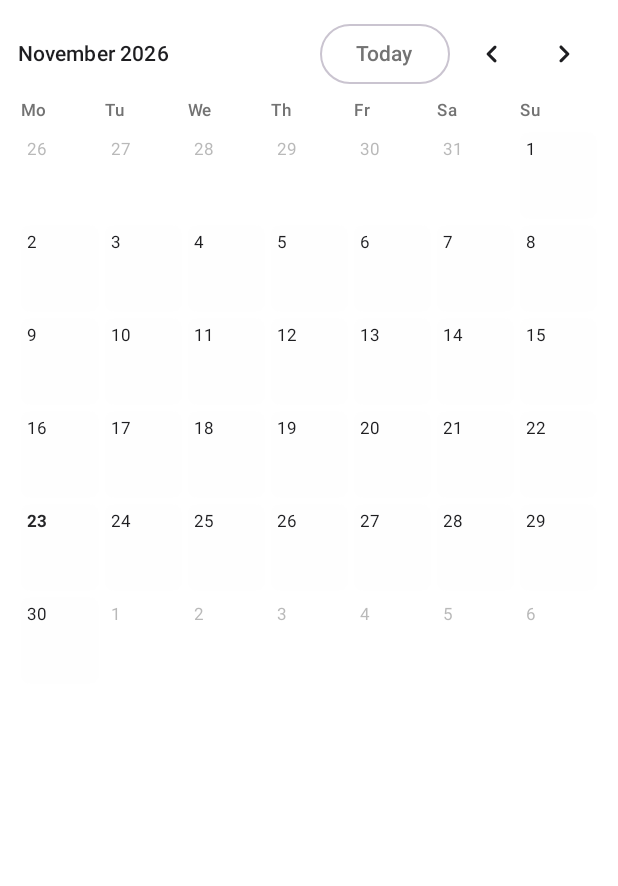
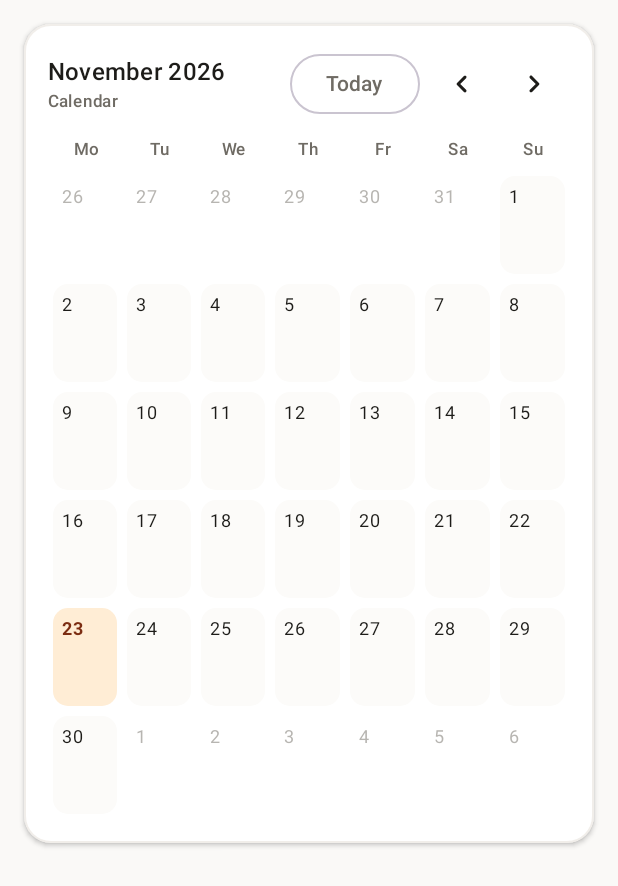
Before and after one commit to thelincof/nanobot-claw-assist, an Android app built with Jetpack Compose: the composable CalendarView called with empty values, on a phone screen of 412 x 824 dp. Shown: the top 886 px of the screen. Run offline under Robolectric (Android 15) with nearby library versions, the phone set to English and light mode, and no system bars; our stand-ins replace Compose Multiplatform resources.

Commit message:
style: orange design system, cleaner messages, sidebar and calendar polish

```diff
--- a/composeApp/src/commonMain/kotlin/com/nanobot/client/ui/AutomationsScreen.kt
+++ b/composeApp/src/commonMain/kotlin/com/nanobot/client/ui/AutomationsScreen.kt
@@ -1,5 +1,6 @@
 package com.nanobot.client.ui
 
+import androidx.compose.foundation.BorderStroke
 import androidx.compose.foundation.background
 import androidx.compose.foundation.clickable
 import androidx.compose.foundation.isSystemInDarkTheme
@@ -492,14 +493,31 @@ private fun CalendarView(
     }
     val cells = AutomationCalendar.monthGrid(month)
 
-    Column(Modifier.fillMaxSize().verticalScroll(rememberScrollState()).padding(12.dp)) {
+    Box(
+        Modifier.fillMaxSize().verticalScroll(rememberScrollState()).padding(16.dp),
+        contentAlignment = Alignment.TopCenter,
+    ) {
+        Surface(
+            shape = RoundedCornerShape(18.dp),
+            color = MaterialTheme.colorScheme.surface,
+            border = BorderStroke(1.dp, MaterialTheme.colorScheme.outline.copy(alpha = 0.55f)),
+            shadowElevation = 2.dp,
+            modifier = Modifier.fillMaxWidth().widthIn(max = 780.dp),
+        ) {
+            Column(Modifier.padding(16.dp)) {
                 Row(Modifier.fillMaxWidth(), verticalAlignment = Alignment.CenterVertically) {
+                    Column(Modifier.weight(1f)) {
                         Text(
                             "${monthName(month.monthNumber)} ${month.year}",
-                style = MaterialTheme.typography.titleSmall,
+                            style = MaterialTheme.typography.titleMedium,
                             fontWeight = FontWeight.SemiBold,
-                modifier = Modifier.weight(1f),
                         )
+                        Text(
+                            stringResource(Res.string.automations_calendar),
+                            style = MaterialTheme.typography.labelSmall,
+                            color = MaterialTheme.colorScheme.onSurfaceVariant,
+                        )
+                    }
                     OutlinedButton(onClick = { month = LocalDate(today.year, today.month, 1) }) {
                         Text(stringResource(Res.string.automations_today))
                     }
@@ -511,18 +529,19 @@ private fun CalendarView(
                         Icon(Icons.Rounded.ChevronRight, contentDescription = stringResource(Res.string.automations_next_month))
                     }
                 }
-        Spacer(Modifier.height(6.dp))
+                Spacer(Modifier.height(12.dp))
                 Row(Modifier.fillMaxWidth()) {
                     weekdayLabels().forEach { label ->
                         Text(
                             label,
                             style = MaterialTheme.typography.labelSmall,
                             color = MaterialTheme.colorScheme.onSurfaceVariant,
+                            textAlign = androidx.compose.ui.text.style.TextAlign.Center,
                             modifier = Modifier.weight(1f).padding(horizontal = 2.dp),
                         )
                     }
                 }
-        Spacer(Modifier.height(4.dp))
+                Spacer(Modifier.height(6.dp))
                 cells.chunked(7).forEach { week ->
                     Row(Modifier.fillMaxWidth()) {
                         week.forEach { date ->
@@ -535,6 +554,8 @@ private fun CalendarView(
                                 modifier = Modifier.weight(1f),
                                 onOpenDay = onOpenDay,
                             )
+                        }
+                    }
                 }
             }
         }
@@ -554,21 +575,24 @@ private fun DayCell(
     val groups = entries.groupBy { it.job.id }.values.toList()
     Column(
         modifier
-            .heightIn(min = 62.dp)
-            .padding(2.dp)
+            .heightIn(min = 72.dp)
+            .padding(3.dp)
             .background(
-                if (inMonth) MaterialTheme.colorScheme.surfaceVariant.copy(alpha = 0.15f)
-                else MaterialTheme.colorScheme.surfaceVariant.copy(alpha = 0.05f),
-                RoundedCornerShape(6.dp),
+                when {
+                    isToday -> MaterialTheme.colorScheme.primaryContainer
+                    inMonth -> MaterialTheme.colorScheme.surfaceContainerLow
+                    else -> Color.Transparent
+                },
+                RoundedCornerShape(10.dp),
             )
             .clickable(enabled = entries.isNotEmpty()) { onOpenDay(date, entries) }
-            .padding(4.dp),
+            .padding(6.dp),
     ) {
         Text(
             date.dayOfMonth.toString(),
-            style = MaterialTheme.typography.labelSmall,
+            style = MaterialTheme.typography.labelMedium,
             color = when {
-                isToday -> MaterialTheme.colorScheme.primary
+                isToday -> MaterialTheme.colorScheme.onPrimaryContainer
                 inMonth -> MaterialTheme.colorScheme.onSurface
                 else -> MaterialTheme.colorScheme.onSurfaceVariant.copy(alpha = 0.5f)
             },
--- a/composeApp/src/commonMain/kotlin/com/nanobot/client/ui/ChatComposer.kt
+++ b/composeApp/src/commonMain/kotlin/com/nanobot/client/ui/ChatComposer.kt
@@ -215,13 +215,13 @@ fun ChatComposer(
                     Surface(
                         shape = RoundedCornerShape(22.dp),
                         color = if (goalActive) {
-                            Color(0xFF3B82F6).copy(alpha = 0.08f)
+                            scheme.primary.copy(alpha = 0.08f)
                         } else {
-                            LocalWebUiColors.current.popover
+                            MaterialTheme.colorScheme.surface
                         },
                         border = BorderStroke(
                             if (goalActive) 1.5.dp else 1.dp,
-                            if (goalActive) Color(0xFF3B82F6) else scheme.outline,
+                            if (goalActive) scheme.primary else scheme.outline,
                         ),
                         shadowElevation = if (goalActive) 5.dp else 3.dp,
                         modifier = Modifier.fillMaxWidth(),
--- a/composeApp/src/commonMain/kotlin/com/nanobot/client/ui/Theme.kt
+++ b/composeApp/src/commonMain/kotlin/com/nanobot/client/ui/Theme.kt
@@ -15,63 +15,63 @@ import androidx.compose.ui.graphics.Color
  * Light: :root, Dark: .dark.
  */
 private val LightColors = lightColorScheme(
-    primary = Color(0xFF262628),          // --primary: 240 4% 16%
-    onPrimary = Color(0xFFFAFAFA),        // --primary-foreground: 0 0% 98%
-    primaryContainer = Color(0xFFF5F5F5), // --secondary/muted: 0 0% 96.1%
-    onPrimaryContainer = Color(0xFF1D1D20),
-    secondary = Color(0xFF262628),
-    onSecondary = Color(0xFFFAFAFA),
-    secondaryContainer = Color(0xFFF5F5F5),
-    onSecondaryContainer = Color(0xFF171717),
-    tertiary = Color(0xFF262628),
-    background = Color(0xFFFFFFFF),       // --background: white
-    onBackground = Color(0xFF1E1E21),      // --foreground: 240 3% 12%
-    surface = Color(0xFFFFFFFF),           // --card
-    onSurface = Color(0xFF1E1E21),
-    surfaceVariant = Color(0xFFF5F5F5),    // --muted
-    onSurfaceVariant = Color(0xFF737373),  // --muted-foreground: 45.1%
-    outline = Color(0xFFE9E6E1),           // --border: 40 8% 90.5%
-    error = Color(0xFFEF4444),             // --destructive: 0 84.2% 60.2%
+    primary = Color(0xFFF97316),
+    onPrimary = Color(0xFFFFFFFF),
+    primaryContainer = Color(0xFFFFEDD5),
+    onPrimaryContainer = Color(0xFF7C2D12),
+    secondary = Color(0xFF57534E),
+    onSecondary = Color(0xFFFFFFFF),
+    secondaryContainer = Color(0xFFF3F1ED),
+    onSecondaryContainer = Color(0xFF292524),
+    tertiary = Color(0xFFB45309),
+    background = Color(0xFFFAF9F7),
+    onBackground = Color(0xFF1D1C19),
+    surface = Color(0xFFFFFFFF),
+    onSurface = Color(0xFF1D1C19),
+    surfaceVariant = Color(0xFFF3F1ED),
+    onSurfaceVariant = Color(0xFF6F6B64),
+    outline = Color(0xFFE6E1D9),
+    error = Color(0xFFDC2626),
     onError = Color.White,
     errorContainer = Color(0xFFFEF2F2),
     onErrorContainer = Color(0xFF991B1B),
     surfaceContainerLowest = Color(0xFFFFFFFF),
-    surfaceContainerLow = Color(0xFFFCFCFC),
-    surfaceContainer = Color(0xFFF7F6F4),
-    surfaceContainerHigh = Color(0xFFF5F5F5),
-    surfaceContainerHighest = Color(0xFFF0F0F0),
-    inverseSurface = Color(0xFF1E1E21),
-    inverseOnSurface = Color(0xFFF5F5F5),
+    surfaceContainerLow = Color(0xFFFCFBF9),
+    surfaceContainer = Color(0xFFF7F4EF),
+    surfaceContainerHigh = Color(0xFFF2EEE8),
+    surfaceContainerHighest = Color(0xFFEDE8E0),
+    inverseSurface = Color(0xFF1D1C19),
+    inverseOnSurface = Color(0xFFF7F4EF),
 )
 
 private val DarkColors = darkColorScheme(
-    primary = Color(0xFFF7F7F8),           // 240 5% 98%
-    onPrimary = Color(0xFF171717),
-    primaryContainer = Color(0xFF474747),
-    onPrimaryContainer = Color(0xFFF4F4F5),
-    secondary = Color(0xFFF7F7F8),
-    onSecondary = Color(0xFF171717),
-    secondaryContainer = Color(0xFF474747),
-    onSecondaryContainer = Color(0xFFF4F4F5),
-    tertiary = Color(0xFFF7F7F8),
-    background = Color(0xFF303030),        // 0 0% 19%
-    onBackground = Color(0xFFF4F4F5),      // 240 4% 96%
-    surface = Color(0xFF383838),           // --card: 0 0% 22%
-    onSurface = Color(0xFFF4F4F5),
-    surfaceVariant = Color(0xFF383838),
-    onSurfaceVariant = Color(0xFFA6A6A6),  // muted-foreground 65%
-    outline = Color(0xFF474747),           // --border: 0 0% 28%
+    primary = Color(0xFFFB923C),
+    onPrimary = Color(0xFF2A1204),
+    primaryContainer = Color(0xFF3B2414),
+    onPrimaryContainer = Color(0xFFFFEDD5),
+    secondary = Color(0xFFD6D3D1),
+    onSecondary = Color(0xFF1C1917),
+    secondaryContainer = Color(0xFF2A2723),
+    onSecondaryContainer = Color(0xFFF5F1EA),
+    tertiary = Color(0xFFFBBF24),
+    background = Color(0xFF151412),
+    onBackground = Color(0xFFF5F1EA),
+    surface = Color(0xFF1D1B18),
+    onSurface = Color(0xFFF5F1EA),
+    surfaceVariant = Color(0xFF2A2723),
+    onSurfaceVariant = Color(0xFFA8A199),
+    outline = Color(0xFF3A352E),
     error = Color(0xFFF87171),
     onError = Color(0xFF450A0A),
-    errorContainer = Color(0xFF7F1D1D),    // destructive dark: 0 62.8% 30.6%
+    errorContainer = Color(0xFF7F1D1D),
     onErrorContainer = Color(0xFFFECACA),
-    surfaceContainerLowest = Color(0xFF2B2B2B),
-    surfaceContainerLow = Color(0xFF333333),
-    surfaceContainer = Color(0xFF383838),
-    surfaceContainerHigh = Color(0xFF3D3D3D),
-    surfaceContainerHighest = Color(0xFF444444),
-    inverseSurface = Color(0xFFF4F4F5),
-    inverseOnSurface = Color(0xFF303030),
+    surfaceContainerLowest = Color(0xFF11100E),
+    surfaceContainerLow = Color(0xFF191714),
+    surfaceContainer = Color(0xFF211E1A),
+    surfaceContainerHigh = Color(0xFF2A2621),
+    surfaceContainerHighest = Color(0xFF332E28),
+    inverseSurface = Color(0xFFF5F1EA),
+    inverseOnSurface = Color(0xFF1D1B18),
 )
 
 /** Дополнительные цвета webui, не помещающиеся в Material3-схему. */
@@ -88,25 +88,25 @@ data class WebUiColors(
 )
 
 private val LightWebUi = WebUiColors(
-    sidebar = Color(0xFFF7F6F3),           // 40 8% 96.8%
-    sidebarForeground = Color(0xFF171717),
-    sidebarContent = Color(0xFF43434B),    // 240 3% 30%
-    sidebarMuted = Color(0xFF707078),      // 240 2% 44%
-    sidebarSelected = Color(0xFFE4E3E0),   // 40 1% 89.4%
-    sidebarAccent = Color(0xFFF4F4F3),
-    border = Color(0xFFE9E6E1),
+    sidebar = Color(0xFFF5F2EE),
+    sidebarForeground = Color(0xFF1D1C19),
+    sidebarContent = Color(0xFF4A4640),
+    sidebarMuted = Color(0xFF7A746B),
+    sidebarSelected = Color(0xFFFBE3D2),
+    sidebarAccent = Color(0xFFFAF0E8),
+    border = Color(0xFFE6E1D9),
     popover = Color(0xFFFFFFFF),
 )
 
 private val DarkWebUi = WebUiColors(
-    sidebar = Color(0xFF383838),
-    sidebarForeground = Color(0xFFFAFAFA),
-    sidebarContent = Color(0xFFD6D6DA),    // 240 3% 84%
-    sidebarMuted = Color(0xFFB3B3B8),      // 240 2% 70%
-    sidebarSelected = Color(0xFF4C4C4C),   // 0 0% 29.8%
-    sidebarAccent = Color(0xFF303030),
-    border = Color(0xFF474747),
-    popover = Color(0xFF383838),
+    sidebar = Color(0xFF1B1917),
+    sidebarForeground = Color(0xFFF5F1EA),
+    sidebarContent = Color(0xFFD6D0C7),
+    sidebarMuted = Color(0xFFA8A199),
+    sidebarSelected = Color(0xFF3A2A1E),
+    sidebarAccent = Color(0xFF241F1A),
+    border = Color(0xFF332E28),
+    popover = Color(0xFF211E1A),
 )
 
 val LocalWebUiColors = staticCompositionLocalOf { LightWebUi }
```
Also changed, not shown: composeApp/src/commonMain/kotlin/com/nanobot/client/ui/ChatPane.kt (+10 -10 lines), composeApp/src/commonMain/kotlin/com/nanobot/client/ui/GoalStrip.kt (+9 -10 lines), composeApp/src/commonMain/kotlin/com/nanobot/client/ui/MessageItem.kt (+19 -26 lines), composeApp/src/commonMain/kotlin/com/nanobot/client/ui/Sidebar.kt (+21 -10 lines). Lines whose indentation alone changed are shown as unchanged.
